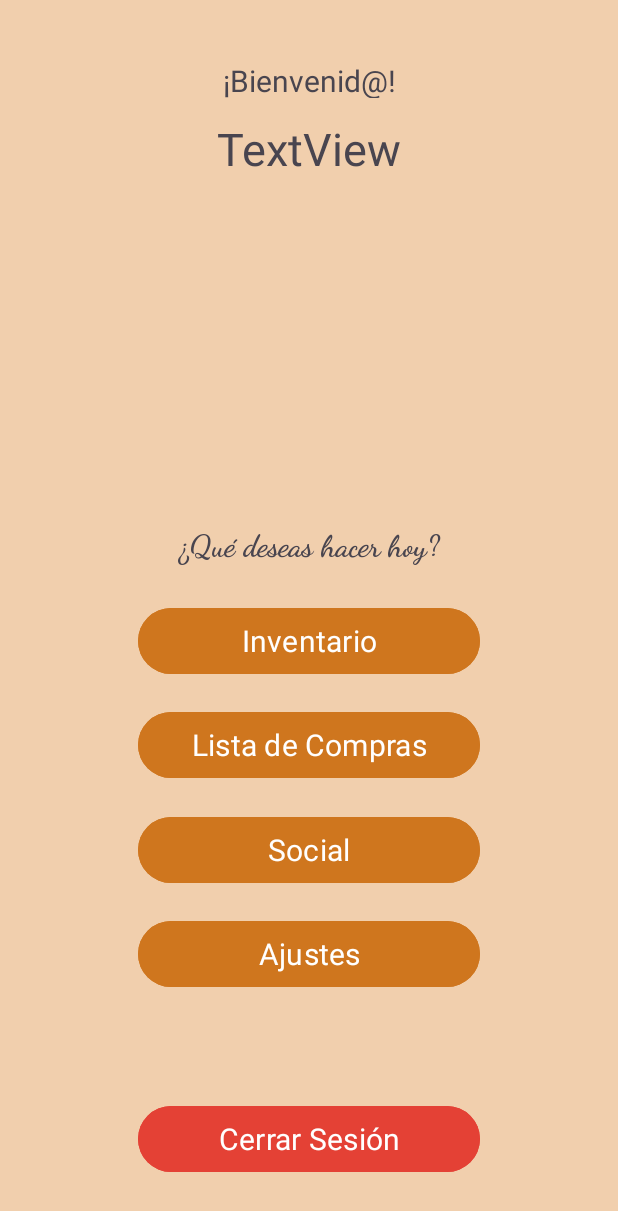
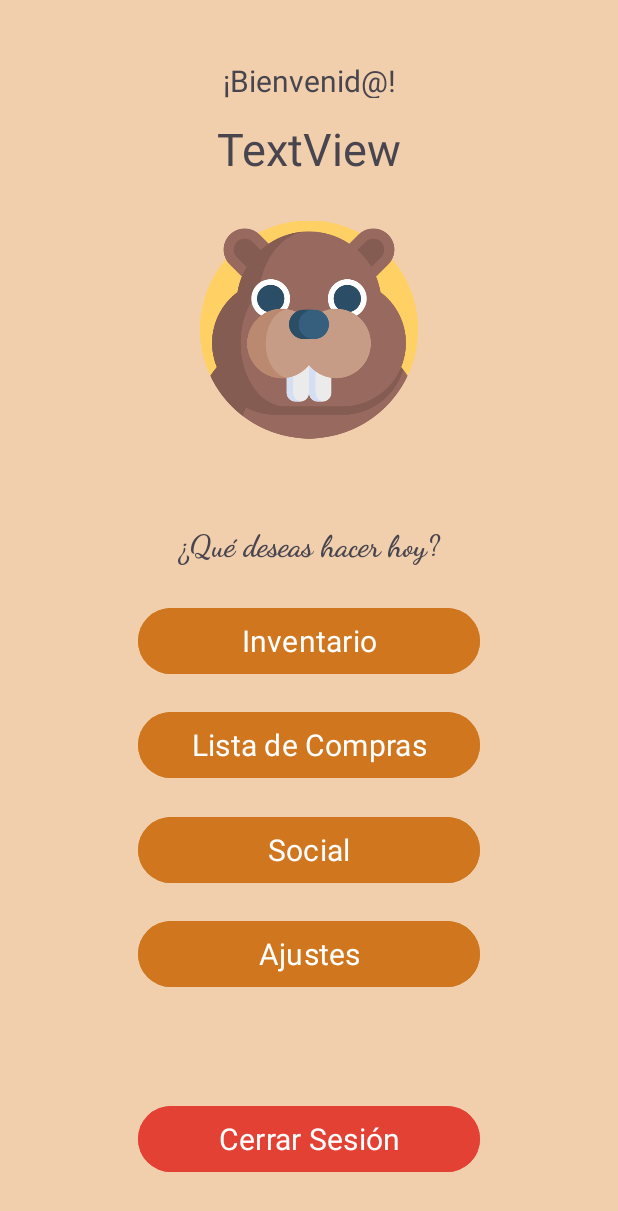
Before and after one commit to Dyciel/Mi_Alacena, an Android app: the MainActivity screen opened directly, with no data from a screen before it, on a phone screen of 412 x 824 dp. Shown: the top 1211 px of the screen. Run offline under Robolectric (Android 15) with nearby library versions, the phone set to English and light mode, and no system bars.

Commit message:
Visualización de imagen de usuario

```diff
--- a/app/src/main/res/layout/activity_main.xml
+++ b/app/src/main/res/layout/activity_main.xml
@@ -33,17 +33,6 @@
         app:layout_constraintTop_toTopOf="parent"
         app:layout_constraintVertical_bias="0.100000024" />
 
-    <ImageView
-        android:id="@+id/castorAvatar"
-        android:layout_width="165dp"
-        android:layout_height="173dp"
-        app:layout_constraintBottom_toBottomOf="parent"
-        app:layout_constraintEnd_toEndOf="parent"
-        app:layout_constraintStart_toStartOf="parent"
-        app:layout_constraintTop_toTopOf="parent"
-        app:layout_constraintVertical_bias="0.22000003"
-        tools:srcCompat="@mipmap/castor" />
-
     <TextView
         android:id="@+id/aboutToday"
         android:layout_width="226dp"
@@ -58,6 +47,17 @@
         app:layout_constraintStart_toStartOf="parent"
         app:layout_constraintTop_toTopOf="parent"
         app:layout_constraintVertical_bias="0.44" />
+
+    <ImageView
+        android:id="@+id/castorAvatar"
+        android:layout_width="145dp"
+        android:layout_height="150dp"
+        app:layout_constraintBottom_toBottomOf="parent"
+        app:layout_constraintEnd_toEndOf="parent"
+        app:layout_constraintStart_toStartOf="parent"
+        app:layout_constraintTop_toTopOf="parent"
+        app:layout_constraintVertical_bias="0.215"
+        app:srcCompat="@mipmap/castor" />
 
     <Button
         android:id="@+id/inventarioBoton"
@@ -128,4 +128,5 @@
         app:layout_constraintStart_toStartOf="parent"
         app:layout_constraintTop_toTopOf="parent"
         app:layout_constraintVertical_bias="0.95" />
+
 </androidx.constraintlayout.widget.ConstraintLayout>
```
